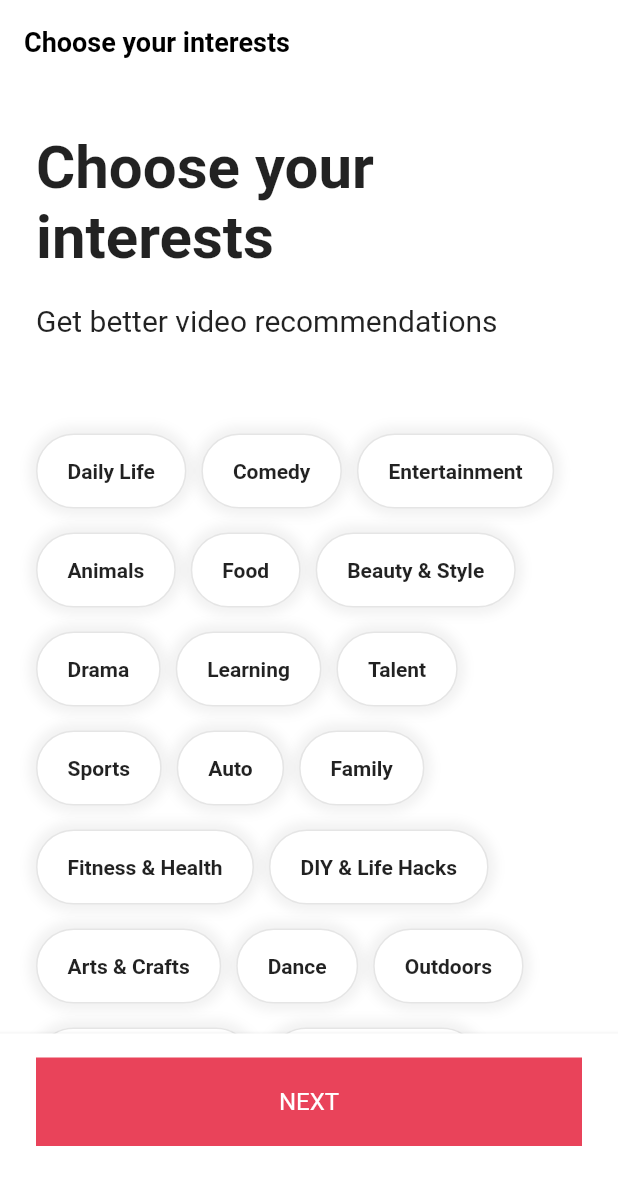
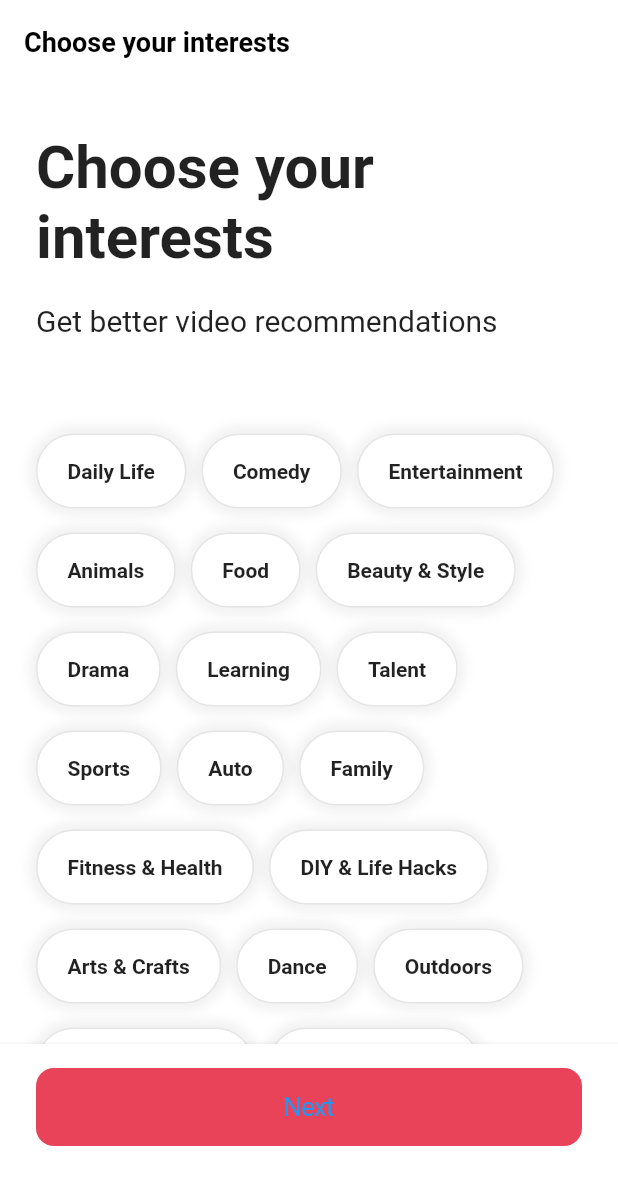
Before and after one commit to OverFlowBIN/tiktok_clone, a Flutter app: the screen it shows after launch, on a phone screen of 412 x 824 dp. Shown: the top 1185 px of the screen. Run offline on Flutter 3.47's test engine with Material 3 defaults, Android fonts, the phone set to English and light mode, and no system bars; our stand-ins replace font_awesome_flutter.

Commit message:
ONBOARDING(CupertinoButton example)

```diff
--- a/lib/features/onboarding/interests_screen.dart
+++ b/lib/features/onboarding/interests_screen.dart
@@ -1,3 +1,4 @@
+import 'package:flutter/cupertino.dart';
 import 'package:flutter/material.dart';
 import 'package:flutter/widgets.dart';
 import 'package:tiktok_clone/constants/gaps.dart';
@@ -125,21 +126,12 @@ class InterestsScreen extends StatelessWidget {
             left: Sizes.size24,
             right: Sizes.size24,
           ),
-          child: Container(
-            padding: const EdgeInsets.symmetric(
-              vertical: Sizes.size20,
-            ),
-            decoration: BoxDecoration(
-              color: Theme.of(context).primaryColor,
-            ),
-            child: const Text(
-              "NEXT",
-              textAlign: TextAlign.center,
-              style: TextStyle(
-                color: Colors.white,
-                fontSize: Sizes.size16,
-              ),
-            ),
+          // CupertinoButton을 이용하여 빠르게 버튼을 만들 수 있다. (Apple style)
+          // TextButton을 사용하면 Google style의 버튼을 만들 수 있다.
+          child: CupertinoButton(
+            onPressed: () {},
+            color: Theme.of(context).primaryColor,
+            child: const Text('Next'),
           ),
         ),
       ),
```
